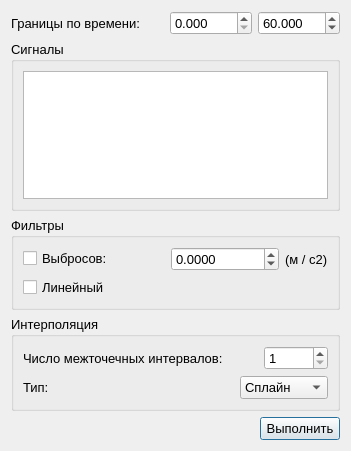
First picture: the form in gui/FilterSignalsWindow.ui, repository Qinterfly/EvalSig, before the edit.
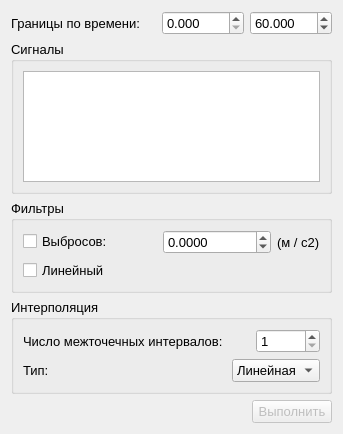
Second picture: the form after the edit.

```diff
--- a/gui/FilterSignalsWindow.ui
+++ b/gui/FilterSignalsWindow.ui
@@ -9,8 +9,8 @@
    <rect>
     <x>0</x>
     <y>0</y>
-    <width>351</width>
-    <height>451</height>
+    <width>343</width>
+    <height>434</height>
    </rect>
   </property>
   <property name="font">
@@ -234,11 +234,6 @@
           <property name="sizeAdjustPolicy">
            <enum>QComboBox::AdjustToContents</enum>
           </property>
-          <item>
-           <property name="text">
-            <string>Сплайн</string>
-           </property>
-          </item>
           <item>
            <property name="text">
             <string>Линейная</string>
@@ -280,7 +275,10 @@
       </spacer>
      </item>
      <item>
-      <widget class="QPushButton" name="pushButton">
+      <widget class="QPushButton" name="buttonFilter">
+       <property name="enabled">
+        <bool>false</bool>
+       </property>
        <property name="text">
         <string>Выполнить</string>
        </property>
```
Left out of the diff: 9 changed lines with no effect on the pictures.
